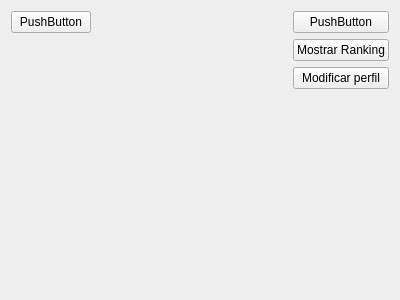
Sunimik1975/ihm_4connect, file gameboard.ui: the form before one commit.
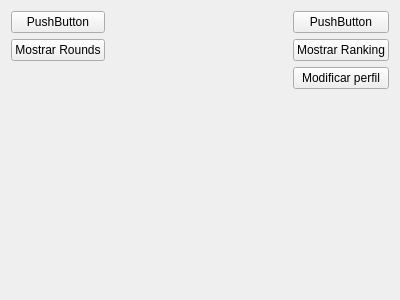
The form after the commit.

The edit to the form file:
```diff
--- a/gameboard.ui
+++ b/gameboard.ui
@@ -68,6 +68,13 @@
      </property>
     </widget>
    </item>
+   <item row="1" column="0">
+    <widget class="QPushButton" name="Mostrar_rounds">
+     <property name="text">
+      <string>Mostrar Rounds</string>
+     </property>
+    </widget>
+   </item>
   </layout>
  </widget>
  <resources/>
```
